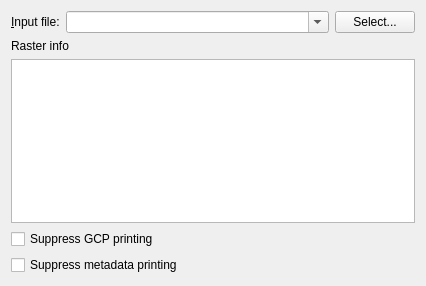
The window that qgis/python/plugins/GdalTools/tools/widgetInfo.ui (sourcepole/qgis) describes before a commit, drawn with Qt 5.
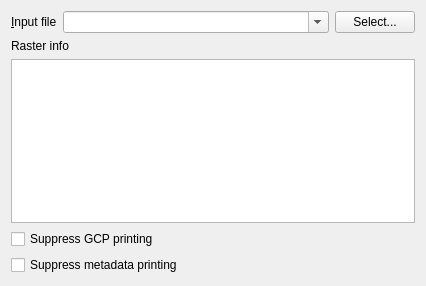
The same window after the commit.

The edit to the form file:
```diff
--- a/qgis/python/plugins/GdalTools/tools/widgetInfo.ui
+++ b/qgis/python/plugins/GdalTools/tools/widgetInfo.ui
@@ -25,7 +25,7 @@
      <item>
       <widget class="QLabel" name="label">
        <property name="text">
-        <string>&amp;Input file:</string>
+        <string>&amp;Input file</string>
        </property>
        <property name="buddy">
         <cstring>selectInputFileButton</cstring>
```
